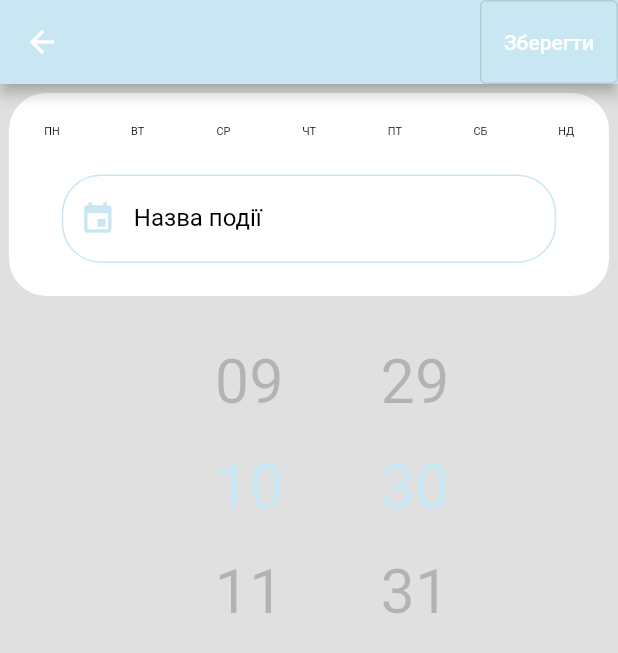
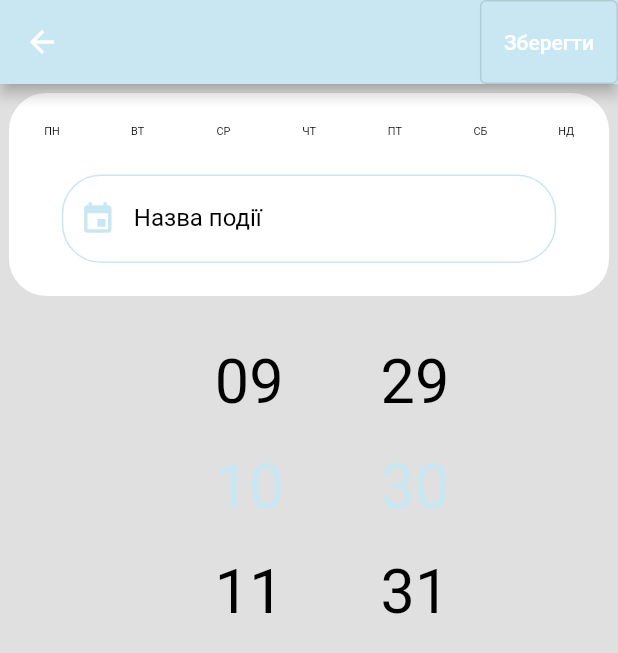
Before and after one commit to murranik/everyday, a Flutter app: the AlarmForm screen opened directly, on a phone screen of 412 x 824 dp. Shown: the top 653 px of the screen. Run offline on Flutter 3.47's test engine with Material 2 defaults, Android fonts, the phone set to English and light mode, and no system bars; drawn by our look-alikes of flutter_time_picker_spinner; our stand-ins replace date_time_picker, extended_masked_text, geolocator, google_maps_flutter, shared_preferences, sizer and 2 more; missing offline and left inert: android_alarm_manager_plus, flex_color_picker, notification_permissions; accounts and stored records are empty; statements that could not run were skipped.

Commit message:
change text colors

```diff
--- a/lib/forms/alarmform.dart
+++ b/lib/forms/alarmform.dart
@@ -300,8 +300,8 @@ class _AlarmFormState extends State<AlarmForm> {
                     scale: 1.5,
                     child: TimePickerSpinner(
                       is24HourMode: true,
-                      normalTextStyle: const TextStyle(
-                          fontSize: 24, color: Color.fromRGBO(0, 0, 0, 0.2)),
+                      normalTextStyle:
+                          const TextStyle(fontSize: 24, color: Colors.black),
                       highlightedTextStyle: const TextStyle(
                           fontSize: 24, color: Color(0xffc9e7f2)),
                       time: date,
@@ -429,8 +429,8 @@ class _AlarmFormState extends State<AlarmForm> {
                     scale: 1.7,
                     child: TimePickerSpinner(
                       is24HourMode: true,
-                      normalTextStyle: const TextStyle(
-                          fontSize: 24, color: Color.fromRGBO(0, 0, 0, 0.2)),
+                      normalTextStyle:
+                          const TextStyle(fontSize: 24, color: Colors.black),
                       highlightedTextStyle: const TextStyle(
                           fontSize: 24, color: Color(0xffc9e7f2)),
                       time: date,
--- a/lib/screens/finances/financesscreen.dart
+++ b/lib/screens/finances/financesscreen.dart
@@ -338,7 +338,7 @@ class _FinancesScreenState extends State<FinancesScreen> {
                                               child: const Text(
                                                 "Відмінити",
                                                 style: TextStyle(
-                                                  color: Color(0xffc9e7f2),
+                                                  color: Colors.black,
                                                 ),
                                               )),
                                           OutlinedButton(
@@ -349,7 +349,7 @@ class _FinancesScreenState extends State<FinancesScreen> {
                                               child: const Text(
                                                 "Зберегти",
                                                 style: TextStyle(
-                                                  color: Color(0xffc9e7f2),
+                                                  color: Colors.black,
                                                 ),
                                               ))
                                         ],
```
Also changed, not shown: lib/screens/calendarscreen.dart (+9 -3 lines).
